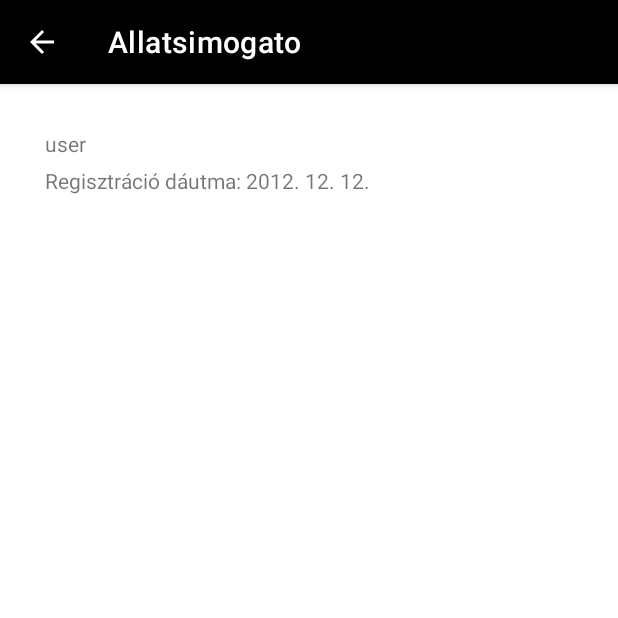
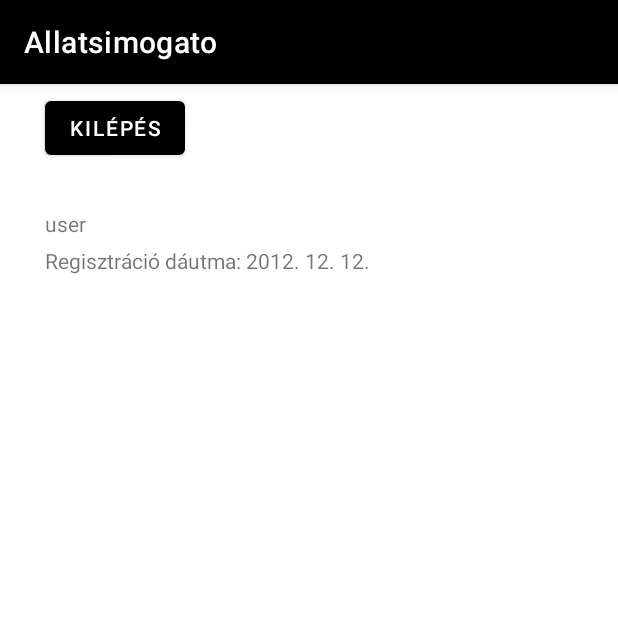
Before and after one commit to DPatrikI/Allatsimogato, an Android app: the screen it shows after launch (ProfileActivity), after a tap on "BEJELENTKEZÉS", on a phone screen of 412 x 824 dp, the top half of it. Run offline under Robolectric (Android 15) with nearby library versions, the phone set to English and light mode, and no system bars.

Commit message:
Van kilépés gomb, ami visszamegy a főmenübe

```diff
--- a/app/src/main/AndroidManifest.xml
+++ b/app/src/main/AndroidManifest.xml
@@ -15,8 +15,7 @@
         android:theme="@style/Theme.Allatsimogato">
         <activity
             android:name=".ProfileActivity"
-            android:exported="true"
-            android:parentActivityName=".MainActivity"/>
+            android:exported="true"/>
         <activity
             android:name=".MainActivity"
             android:exported="true">
--- a/app/src/main/res/layout/activity_profile.xml
+++ b/app/src/main/res/layout/activity_profile.xml
@@ -15,7 +15,7 @@
         android:layout_marginTop="30dp"
         android:text="TextView"
         app:layout_constraintStart_toStartOf="parent"
-        app:layout_constraintTop_toTopOf="parent" />
+        app:layout_constraintTop_toBottomOf="@+id/logOutButton" />
 
     <TextView
         android:id="@+id/time_createTextView"
@@ -25,4 +25,15 @@
         android:text="TextView"
         app:layout_constraintStart_toStartOf="@+id/userTextView"
         app:layout_constraintTop_toBottomOf="@+id/userTextView" />
+
+    <Button
+        android:id="@+id/logOutButton"
+        android:layout_width="wrap_content"
+        android:layout_height="wrap_content"
+        android:layout_marginStart="30dp"
+        android:layout_marginTop="5dp"
+        android:text="Kilépés"
+        android:textColor="#FFFFFF"
+        app:layout_constraintStart_toStartOf="parent"
+        app:layout_constraintTop_toTopOf="parent" />
 </androidx.constraintlayout.widget.ConstraintLayout>
```
Also changed, not shown: app/src/main/java/hu/test/creatit/allatsimogato/ProfileActivity.java (+21 -3 lines).
